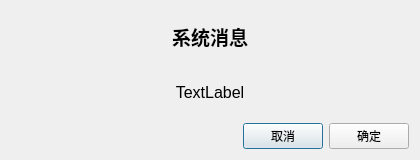
First picture: the form in views/messagedialog.ui, repository Gitnoter/Gitnoter, before the edit.
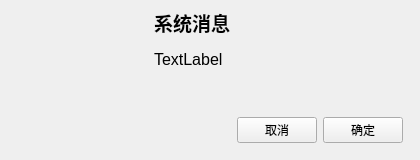
Second picture: the form after the edit.

Patch:
```diff
--- a/views/messagedialog.ui
+++ b/views/messagedialog.ui
@@ -13,6 +13,38 @@
   <property name="windowTitle">
    <string>Dialog</string>
   </property>
+  <layout class="QVBoxLayout" name="verticalLayout_2">
+   <property name="leftMargin">
+    <number>8</number>
+   </property>
+   <property name="topMargin">
+    <number>0</number>
+   </property>
+   <property name="rightMargin">
+    <number>8</number>
+   </property>
+   <property name="bottomMargin">
+    <number>0</number>
+   </property>
+   <item>
+    <layout class="QHBoxLayout" name="horizontalLayout_2">
+     <item>
+      <widget class="QWidget" name="widget" native="true">
+       <property name="minimumSize">
+        <size>
+         <width>140</width>
+         <height>0</height>
+        </size>
+       </property>
+       <property name="maximumSize">
+        <size>
+         <width>140</width>
+         <height>16777215</height>
+        </size>
+       </property>
+      </widget>
+     </item>
+     <item>
   <layout class="QVBoxLayout" name="verticalLayout">
    <item>
     <widget class="QLabel" name="label_title">
@@ -27,7 +59,7 @@
       <string>系统消息</string>
      </property>
      <property name="alignment">
-      <set>Qt::AlignCenter</set>
+          <set>Qt::AlignLeading|Qt::AlignLeft|Qt::AlignVCenter</set>
      </property>
     </widget>
    </item>
@@ -42,11 +74,28 @@
       <string>TextLabel</string>
      </property>
      <property name="alignment">
-      <set>Qt::AlignCenter</set>
+          <set>Qt::AlignLeading|Qt::AlignLeft|Qt::AlignTop</set>
      </property>
     </widget>
    </item>
+      </layout>
+     </item>
+    </layout>
+   </item>
    <item>
+    <widget class="QWidget" name="widget_2" native="true">
+     <property name="minimumSize">
+      <size>
+       <width>0</width>
+       <height>0</height>
+      </size>
+     </property>
+     <property name="maximumSize">
+      <size>
+       <width>16777215</width>
+       <height>60</height>
+      </size>
+     </property>
     <layout class="QHBoxLayout" name="horizontalLayout">
      <item>
       <spacer name="horizontalSpacer">
@@ -66,6 +115,9 @@
        <property name="text">
         <string>取消</string>
        </property>
+        <property name="autoDefault">
+         <bool>false</bool>
+        </property>
       </widget>
      </item>
      <item>
@@ -73,9 +125,13 @@
        <property name="text">
         <string>确定</string>
        </property>
+        <property name="autoDefault">
+         <bool>false</bool>
+        </property>
       </widget>
      </item>
     </layout>
+    </widget>
    </item>
   </layout>
  </widget>
```
Left out of the diff: 8 changed lines with no effect on the pictures. Lines whose indentation alone changed are shown as unchanged.
